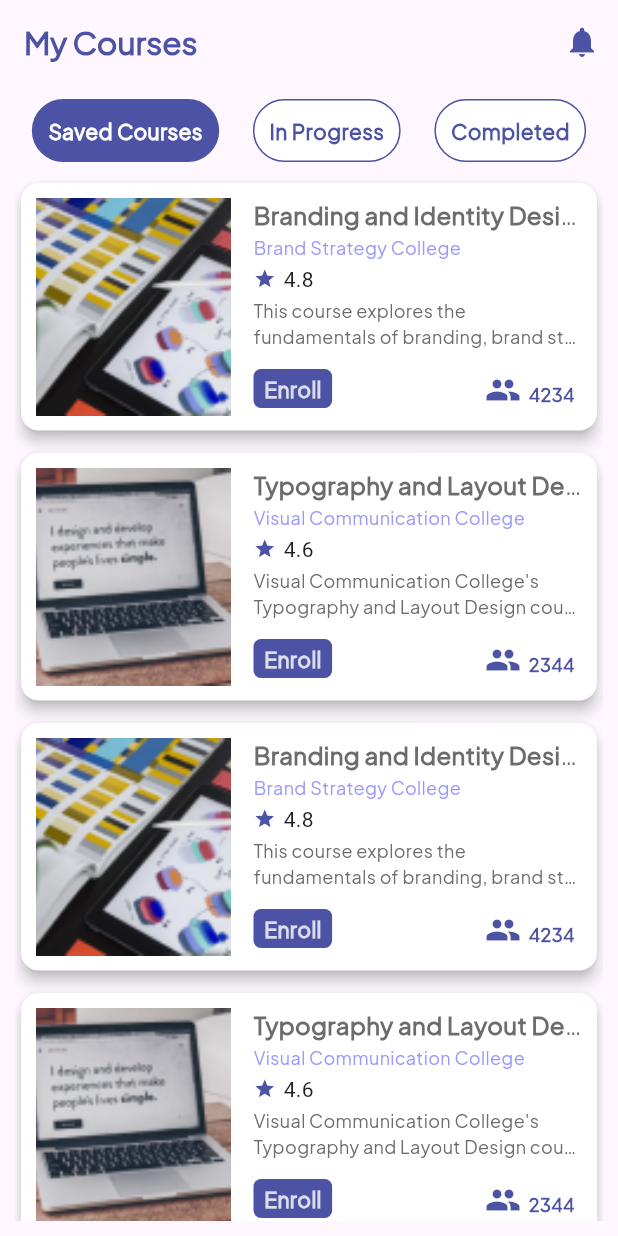
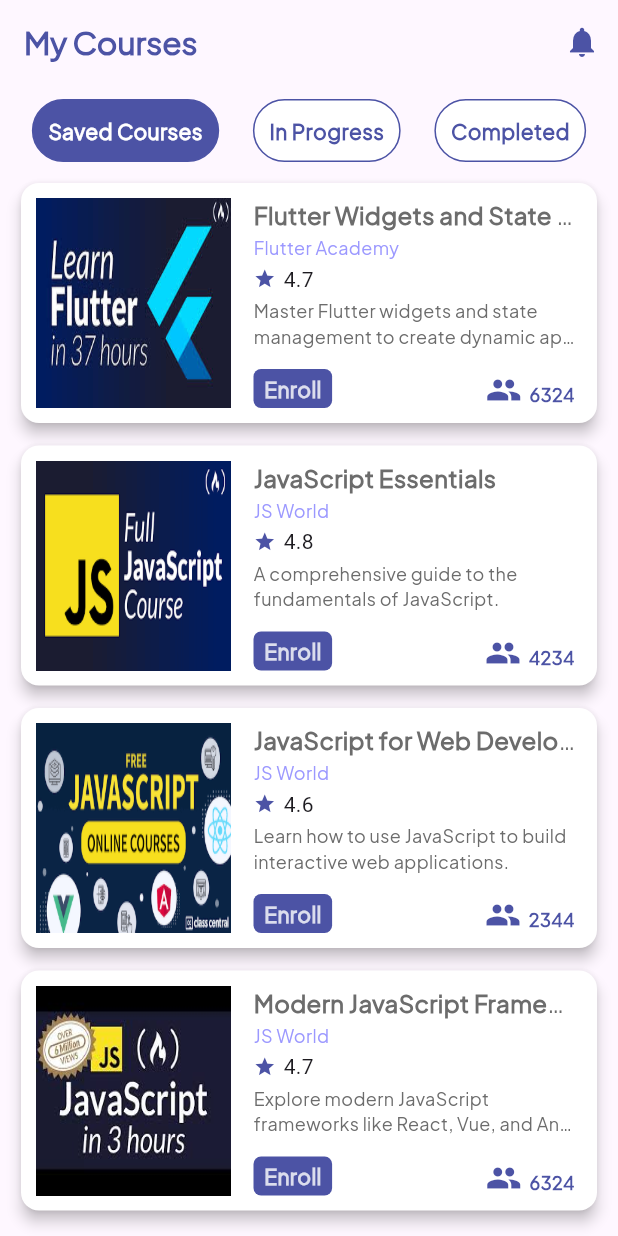
Before and after one commit to MohamedAbdelmaboud/E-Learning, a Flutter app: the MyCoursesView screen opened directly, on a phone screen of 412 x 824 dp. Run offline on Flutter 3.47's test engine with Material 3 defaults, Android fonts, the phone set to English and light mode, and no system bars; our stand-ins replace bottom_navy_bar, device_preview, flutter_bloc, flutter_spinkit, flutter_svg, gap and 1 more.

Commit message:
add real data

```diff
--- a/lib/common/routing/app_routes.dart
+++ b/lib/common/routing/app_routes.dart
@@ -64,7 +64,7 @@ class AppRouter {
       ),
       GoRoute(
         path: courseView,
-        builder: (context, state) => const CourseView(),
+        builder: (context, state) =>  CourseView(coursePath:  state.extra as String),
       ),
       GoRoute(
         path: profileView,
@@ -100,7 +100,8 @@ class AppRouter {
       ),
       GoRoute(
         path: courseContentView,
-        builder: (context, state) => const CourseContentView(),
+        // todo: fixed course path
+        builder: (context, state) => const CourseContentView('assets/images/course1.png'),
       ),
       GoRoute(
         path: homeView,
--- a/lib/features/layout/home/data/view_model/home_view_model.dart
+++ b/lib/features/layout/home/data/view_model/home_view_model.dart
@@ -22,146 +22,125 @@ class HomeViewModel {
   static const List<CourseModel> _courses = [
     CourseModel(
       id: 1,
-      title: 'UI/UX Design Essentials',
+      title: 'Flutter Development for Beginners',
       rating: 4.8,
       studentsCount: 3457,
-      imagePath: 'course3',
-      channelName: 'Tech Innovations University',
+      imagePath: 'course1',
+      channelName: 'Flutter Academy',
       description:
-          'UI/UX Design Essentials course to learn the essential skills for designing intuitive and user-friendly interfaces...',
+          'Learn the basics of Flutter development and build your first mobile app.',
       progress: 73,
     ),
     CourseModel(
       id: 2,
-      title: 'Graphic Design Fundamentals',
+      title: 'Advanced Flutter Techniques',
       rating: 4.6,
       studentsCount: 5325,
       imagePath: 'course2',
-      channelName: 'Creative Arts Institute',
+      channelName: 'Flutter Academy',
       description:
-          'UI/UX Design Essentials course to learn the essential skills for designing intuitive and user-friendly interfaces...',
+          'Dive deeper into Flutter with advanced techniques and best practices.',
       progress: 40,
     ),
     CourseModel(
       id: 3,
-      title: 'Typography and Layout Design',
+      title: 'Flutter Widgets and State Management',
       rating: 4.7,
       studentsCount: 6324,
       imagePath: 'course3',
-      channelName: 'Creative Arts Institute',
+      channelName: 'Flutter Academy',
       description:
-          'UI/UX Design Essentials course to learn the essential skills for designing intuitive and user-friendly interfaces...',
+          'Master Flutter widgets and state management to create dynamic apps.',
     ),
     CourseModel(
       id: 4,
-      title: 'Branding and Identity Design',
+      title: 'JavaScript Essentials',
       rating: 4.8,
       studentsCount: 4234,
       imagePath: 'course4',
-      channelName: 'Innovation and Design School',
-      description:
-          'UI/UX Design Essentials course to learn the essential skills for designing intuitive and user-friendly interfaces...',
+      channelName: 'JS World',
+      description: 'A comprehensive guide to the fundamentals of JavaScript.',
     ),
     CourseModel(
       id: 5,
-      title: 'Web Design Fundamentals',
+      title: 'JavaScript for Web Development',
       rating: 4.6,
       studentsCount: 2344,
-      imagePath: 'course3',
-      channelName: 'Web Development University',
+      imagePath: 'course5',
+      channelName: 'JS World',
       description:
-          'UI/UX Design Essentials course to learn the essential skills for designing intuitive and user-friendly interfaces...',
+          'Learn how to use JavaScript to build interactive web applications.',
     ),
     CourseModel(
       id: 6,
-      title: 'Animation and Motion Graphics',
+      title: 'Modern JavaScript Frameworks',
       rating: 4.7,
       studentsCount: 6324,
-      imagePath: 'course4',
-      channelName: 'Animation Institute of Digital Arts',
+      imagePath: 'course6',
+      channelName: 'JS World',
       description:
-          'UI/UX Design Essentials course to learn the essential skills for designing intuitive and user-friendly interfaces...',
+          'Explore modern JavaScript frameworks like React, Vue, and Angular.',
     ),
     CourseModel(
       id: 7,
-      title: 'Game Design and Development',
+      title: 'Python for Beginners',
       rating: 4.8,
       studentsCount: 4234,
-      imagePath: 'course3',
-      channelName: 'Game Development Academy',
+      imagePath: 'course7',
+      channelName: 'Python Hub',
       description:
-          'UI/UX Design Essentials course to learn the essential skills for designing intuitive and user-friendly interfaces...',
+          'An introduction to Python programming for complete beginners.',
     ),
     CourseModel(
       id: 8,
-      title: 'Product Design and Innovation',
+      title: 'Intermediate Python Programming',
       rating: 4.6,
       studentsCount: 2344,
-      imagePath: 'course3',
-      channelName: 'Product Design Institute',
+      imagePath: 'course8',
+      channelName: 'Python Hub',
       description:
-          'UI/UX Design Essentials course to learn the essential skills for designing intuitive and user-friendly interfaces...',
+          'Take your Python skills to the next level with this intermediate course.',
     ),
     CourseModel(
       id: 9,
-      title: 'Branding and Identity Design',
+      title: 'Python for Data Science',
       rating: 4.8,
       studentsCount: 4234,
-      imagePath: 'course4',
-      channelName: 'Brand Strategy College',
+      imagePath: 'course9',
+      channelName: 'Python Hub',
       description:
-          'This course explores the fundamentals of branding, brand strategy, and visual identity design. Learn how to ...',
+          'Learn Python for data analysis, visualization, and machine learning.',
     ),
     CourseModel(
       id: 10,
-      title: 'Typography and Layout Design',
+      title: 'Advanced Python Techniques',
       rating: 4.6,
       studentsCount: 2344,
-      imagePath: 'course3',
-      channelName: 'Visual Communication College',
+      imagePath: 'course10',
+      channelName: 'Python Hub',
       description:
-          "Visual Communication College's Typography and Layout Design course explores the art and science  ...",
-    ),
-    CourseModel(
-      id: 11,
-      title: 'Adobe Photoshop Mastery',
-      rating: 4.6,
-      studentsCount: 5325,
-      imagePath: 'course3',
-      channelName: 'Adobe Photoshop Mastery',
-      description:
-          'Adobe Photoshop Mastery course for aspiring digital artists and photographers. Unlock the full potential of...',
-    ),
-    CourseModel(
-      id: 12,
-      title: 'Product Design and Innovation',
-      rating: 4.7,
-      studentsCount: 6324,
-      imagePath: 'course3',
-      channelName: 'Digital Arts  Product Design Institute',
-      description:
-          'This course explores the process of product design from concept to production. Learn design thinking  ...',
+          'Master advanced Python programming techniques and best practices.',
     ),
   ];
+
+  static List<CourseModel> get suggestionsCourses =>
+      _repeatCourses(_courses.sublist(2, 5));
 
   static List<CourseModel> get inProgressCourses =>
       _repeatCourses(_courses.sublist(0, 2), count: 1);
 
-  static List<CourseModel> get suggestionsCourses =>
-      _repeatCourses(_courses.sublist(2, 5));
+  static List<CourseModel> get savedCourses =>
+      _repeatCourses(_courses.sublist(2, 6), count: 1);
+
+  static List<CourseModel> get completeCourses =>
+      _repeatCourses(_courses.sublist(6, 10), count: 1);
 
   static List<CourseModel> get topCourses =>
-      _repeatCourses(_courses.sublist(5, 8));
-
-  static List<CourseModel> get savedCourses =>
-      _repeatCourses(_courses.sublist(8, 10));
-
-  static List<CourseModel> get completeCourses =>
-      _repeatCourses(_courses.sublist(10, 12));
+      _repeatCourses(_courses.sublist(7, 10));
 
   static List<CourseModel> _repeatCourses(
     List<CourseModel> courses, {
-    int count = 10,
+    int count = 5,
   }) {
     return List.generate(
         courses.length * count, (index) => courses[index % courses.length]);
--- a/lib/features/layout/home/ui/widgets/continue_watching_course_image.dart
+++ b/lib/features/layout/home/ui/widgets/continue_watching_course_image.dart
@@ -18,8 +18,9 @@ class ContinueWatchingCourseImage extends StatelessWidget {
         children: [
           Image.asset(
             'assets/images/$imagePath.png',
-            fit: BoxFit.cover,
-            width: 90,
+            width: 120,
+            height: 90,
+            fit: BoxFit.fill,
           ),
         ],
       ),
--- a/lib/features/layout/home/ui/widgets/suggestions_for_you_item.dart
+++ b/lib/features/layout/home/ui/widgets/suggestions_for_you_item.dart
@@ -18,7 +18,8 @@ class SuggestionsForYouItem extends StatelessWidget {
   Widget build(BuildContext context) {
     return GestureDetector(
       onTap: () {
-        context.push(AppRouter.courseView);
+        context.push(AppRouter.courseView,
+            extra: 'assets/images/${course.imagePath}.png');
       },
       child: SizedBox(
         width: 150,
@@ -29,6 +30,7 @@ class SuggestionsForYouItem extends StatelessWidget {
               'assets/images/${course.imagePath}.png',
               fit: BoxFit.cover,
               width: 150,
+              height: 100,
             ),
             const Gap(3),
             Text(course.title, style: AppStyles.semiBold14),
--- a/lib/features/layout/my_courses/ui/widgets/my_courses_list_view_item.dart
+++ b/lib/features/layout/my_courses/ui/widgets/my_courses_list_view_item.dart
@@ -1,9 +1,11 @@
+import 'package:e_learning/common/routing/app_routes.dart';
 import 'package:e_learning/common/utils/app_colors.dart';
 import 'package:e_learning/common/utils/app_styles.dart';
 import 'package:e_learning/features/layout/home/data/models/course_model.dart';
 import 'package:e_learning/features/layout/my_courses/cubits/my_courses_cubit.dart';
 import 'package:flutter/material.dart';
 import 'package:gap/gap.dart';
+import 'package:go_router/go_router.dart';
 
 class MyCoursesListViewItem extends StatelessWidget {
   const MyCoursesListViewItem({
@@ -29,8 +31,8 @@ class MyCoursesListViewItem extends StatelessWidget {
               Image.asset(
                 'assets/images/${course.imagePath}.png',
                 width: 130,
-                height: 145,
-                fit: BoxFit.cover,
+                height: 140,
+                fit: BoxFit.fill,
               ),
               const Gap(15),
               Expanded(
@@ -87,12 +89,14 @@ class MyCoursesListViewItem extends StatelessWidget {
     );
   }
 
-  Widget _buildSavedCoursesBottom() {
+  Widget _buildSavedCoursesBottom(BuildContext context) {
     return Row(
       crossAxisAlignment: CrossAxisAlignment.end,
       children: [
         GestureDetector(
-          onTap: () {},
+          onTap: () {
+            context.push(AppRouter.courseView, extra: 'assets/images/${course.imagePath}.png');
+          },
           child: Container(
             decoration: BoxDecoration(
               color: AppColors.primaryColor,
@@ -145,7 +149,7 @@ class MyCoursesListViewItem extends StatelessWidget {
     );
   }
 
-  _buildCompletedCoursesBottom() {
+  Widget _buildCompletedCoursesBottom() {
     return GestureDetector(
       onTap: () {},
       child: Container(
@@ -168,7 +172,7 @@ class MyCoursesListViewItem extends StatelessWidget {
   Widget _courseCardBottomBuilder(context) {
     int index = MyCoursesCubit.get(context).index;
     if (index == 0) {
-      return _buildSavedCoursesBottom();
+      return _buildSavedCoursesBottom(context);
     } else if (index == 1) {
       return _buildOnProgressCoursesBottom();
     } else if (index == 2) {
```
Also changed, not shown: lib/features/layout/my_courses/ui/views/course_content_view.dart (+5 -3 lines), lib/features/layout/my_courses/ui/views/course_view.dart (+8 -25 lines), lib/features/layout/my_courses/ui/widgets/course_video.dart (+5 -4 lines), lib/features/layout/my_courses/ui/widgets/course_view_body.dart (added, +25 -0 lines), assets/images/course1.png, assets/images/course10.png, assets/images/course2.png, assets/images/course3.png, assets/images/course4.png, assets/images/course5.png, assets/images/course6.png, assets/images/course7.png, assets/images/course8.png, assets/images/course9.png, 1 more files.
